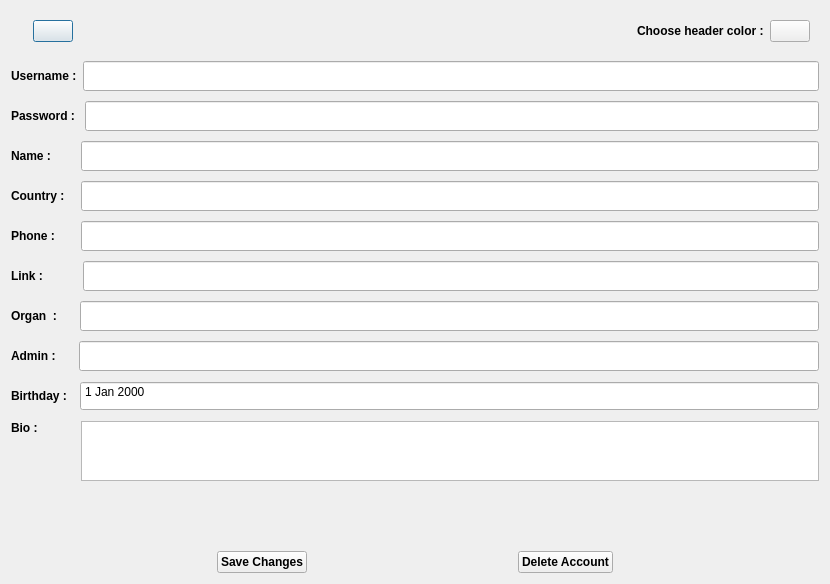
Above: FinalProject/Tweeterak/settingw.ui from amirhosseinbt/FinalProject_AP before the change. Below: the same form after it.
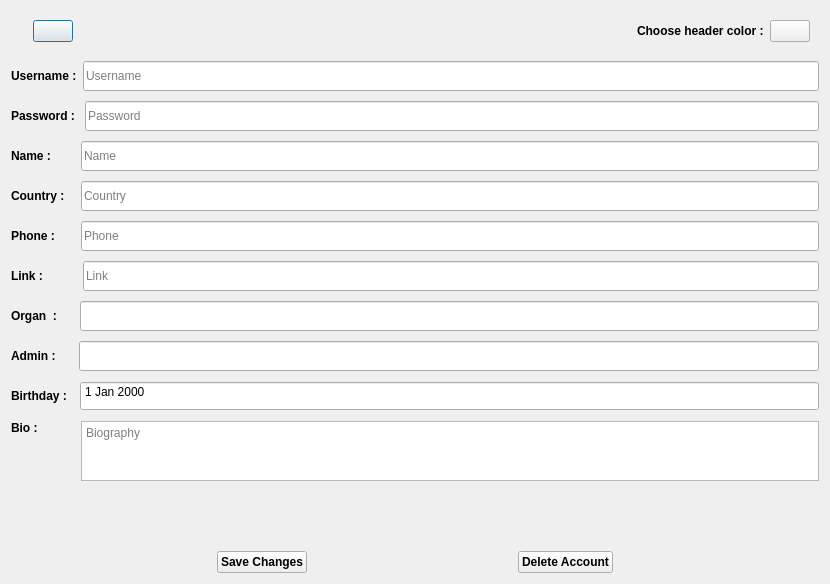
That is the form after the change.

```diff
--- a/FinalProject/Tweeterak/settingw.ui
+++ b/FinalProject/Tweeterak/settingw.ui
@@ -113,6 +113,9 @@
          <height>30</height>
         </size>
        </property>
+       <property name="placeholderText">
+        <string>Username</string>
+       </property>
       </widget>
      </item>
     </layout>
@@ -167,6 +170,9 @@
        <property name="echoMode">
         <enum>QLineEdit::Password</enum>
        </property>
+       <property name="placeholderText">
+        <string>Password</string>
+       </property>
       </widget>
      </item>
     </layout>
@@ -218,6 +224,9 @@
          <height>30</height>
         </size>
        </property>
+       <property name="placeholderText">
+        <string>Name</string>
+       </property>
       </widget>
      </item>
     </layout>
@@ -269,6 +278,9 @@
          <height>30</height>
         </size>
        </property>
+       <property name="placeholderText">
+        <string>Country</string>
+       </property>
       </widget>
      </item>
     </layout>
@@ -320,6 +332,9 @@
          <height>30</height>
         </size>
        </property>
+       <property name="placeholderText">
+        <string>Phone</string>
+       </property>
       </widget>
      </item>
     </layout>
@@ -371,6 +386,9 @@
          <height>30</height>
         </size>
        </property>
+       <property name="placeholderText">
+        <string>Link</string>
+       </property>
       </widget>
      </item>
     </layout>
@@ -613,6 +631,9 @@
          <height>60</height>
         </size>
        </property>
+       <property name="placeholderText">
+        <string>Biography</string>
+       </property>
       </widget>
      </item>
     </layout>
```
Left out of the diff: 14 changed lines with no effect on the pictures.
